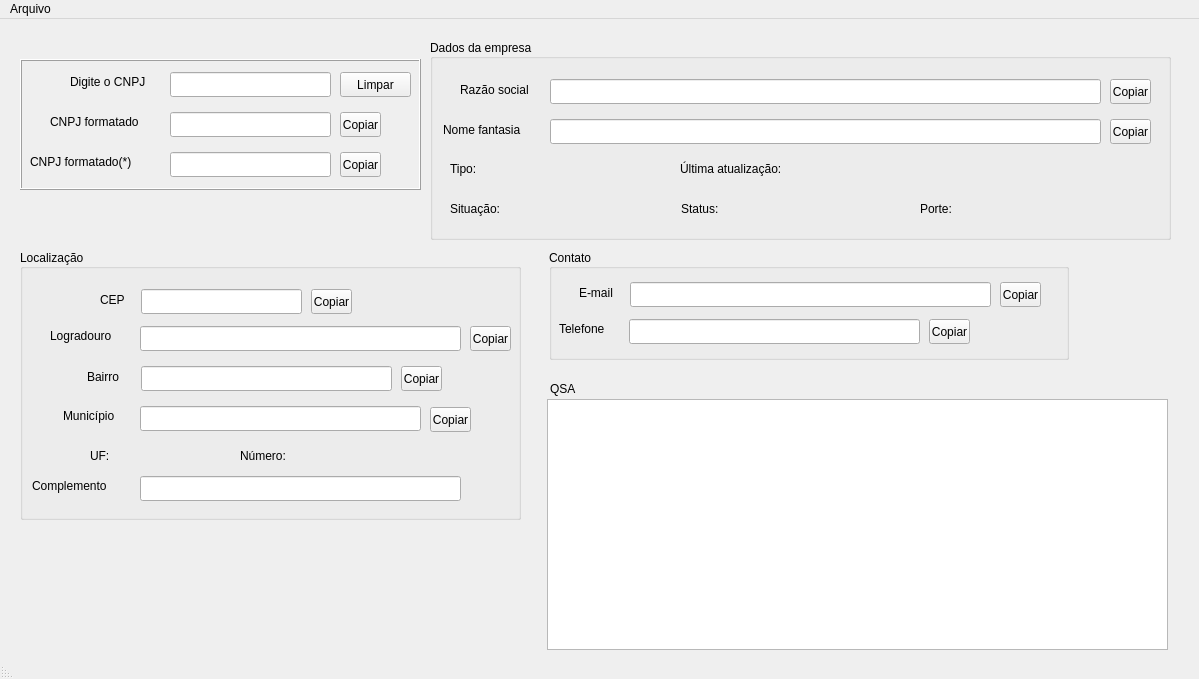
The window that CNPJ_Finder/mainwindow.ui (CaduBastos/cnpj_finder) describes before a commit, drawn with Qt 5.
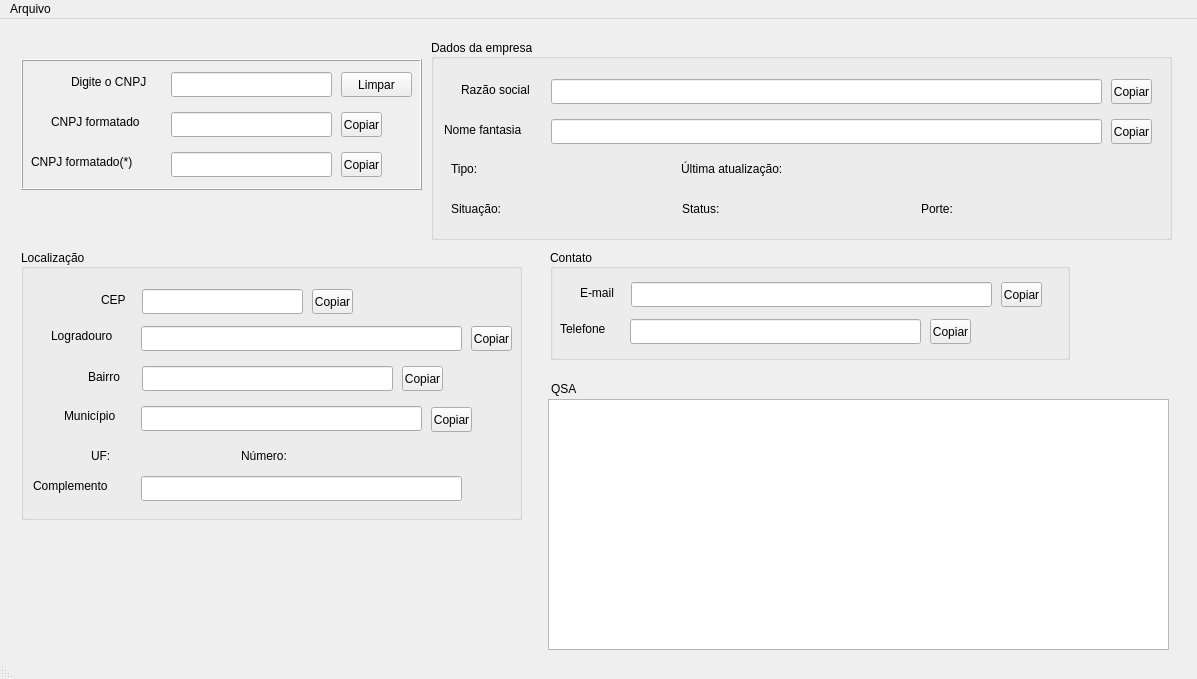
The same window after the commit. Icons and pictures are not drawn.

The edit to the form file:
```diff
--- a/CNPJ_Finder/mainwindow.ui
+++ b/CNPJ_Finder/mainwindow.ui
@@ -6,7 +6,7 @@
    <rect>
     <x>0</x>
     <y>0</y>
-    <width>1199</width>
+    <width>1197</width>
     <height>679</height>
    </rect>
   </property>
@@ -20,7 +20,7 @@
    <widget class="QFrame" name="cnpj_fields">
     <property name="geometry">
      <rect>
-      <x>20</x>
+      <x>21</x>
       <y>40</y>
       <width>401</width>
       <height>131</height>
@@ -158,7 +158,7 @@
    <widget class="QGroupBox" name="group_location">
     <property name="geometry">
      <rect>
-      <x>20</x>
+      <x>21</x>
       <y>230</y>
       <width>501</width>
       <height>271</height>
@@ -413,7 +413,7 @@
    <widget class="QGroupBox" name="group_contact">
     <property name="geometry">
      <rect>
-      <x>549</x>
+      <x>550</x>
       <y>230</y>
       <width>520</width>
       <height>111</height>
@@ -522,7 +522,7 @@
    <widget class="QGroupBox" name="company_informations">
     <property name="geometry">
      <rect>
-      <x>430</x>
+      <x>431</x>
       <y>20</y>
       <width>741</width>
       <height>201</height>
@@ -681,7 +681,7 @@
    <widget class="QTableView" name="tableView_qsa">
     <property name="geometry">
      <rect>
-      <x>547</x>
+      <x>548</x>
       <y>380</y>
       <width>621</width>
       <height>251</height>
@@ -703,7 +703,7 @@
    <widget class="QLabel" name="label_qsa">
     <property name="geometry">
      <rect>
-      <x>550</x>
+      <x>551</x>
       <y>360</y>
       <width>31</width>
       <height>20</height>
@@ -719,7 +719,7 @@
     <rect>
      <x>0</x>
      <y>0</y>
-     <width>1199</width>
+     <width>1197</width>
      <height>22</height>
     </rect>
    </property>
```
